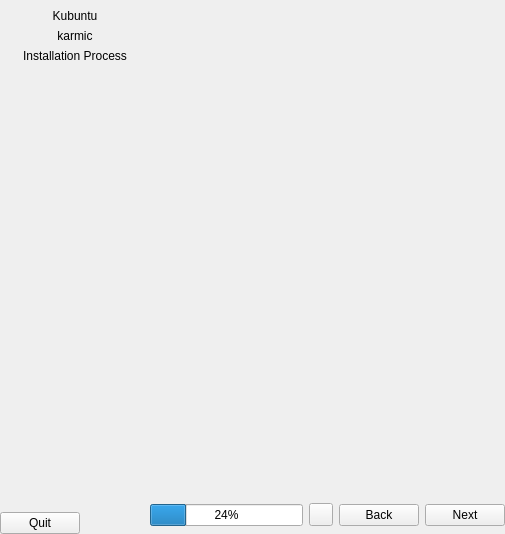
This is gui/qt/app.ui in chenhan1218/ubiquity as Qt 5 draws it before an edit. The edited form follows.
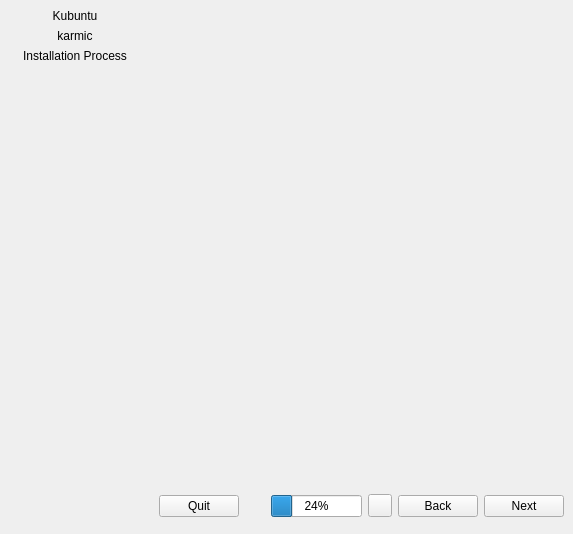
This is the edited form.

The edit to the form file:
```diff
--- a/gui/qt/app.ui
+++ b/gui/qt/app.ui
@@ -6,7 +6,7 @@
    <rect>
     <x>0</x>
     <y>0</y>
-    <width>505</width>
+    <width>573</width>
     <height>534</height>
    </rect>
   </property>
@@ -29,10 +29,34 @@
         <verstretch>0</verstretch>
        </sizepolicy>
       </property>
-      <layout class="QHBoxLayout" name="horizontalLayout">
-       <property name="margin">
-        <number>0</number>
-       </property>
+      <layout class="QHBoxLayout" name="horizontalLayout_8">
+       <item>
+        <layout class="QHBoxLayout" name="horizontalLayout_4">
+         <item>
+          <widget class="QPushButton" name="quit">
+           <property name="text">
+            <string>Quit</string>
+           </property>
+           <property name="autoDefault">
+            <bool>true</bool>
+           </property>
+          </widget>
+         </item>
+        </layout>
+       </item>
+       <item>
+        <spacer name="horizontalSpacer">
+         <property name="orientation">
+          <enum>Qt::Horizontal</enum>
+         </property>
+         <property name="sizeHint" stdset="0">
+          <size>
+           <width>40</width>
+           <height>20</height>
+          </size>
+         </property>
+        </spacer>
+       </item>
        <item>
         <widget class="QStackedWidget" name="progress_stack">
          <property name="sizePolicy">
@@ -224,29 +248,6 @@
           <property name="margin">
            <number>0</number>
           </property>
-          <item>
-           <widget class="QPushButton" name="quit">
-            <property name="text">
-             <string>Quit</string>
-            </property>
-            <property name="autoDefault">
-             <bool>true</bool>
-            </property>
-           </widget>
-          </item>
-          <item>
-           <spacer name="horizontalSpacer">
-            <property name="orientation">
-             <enum>Qt::Horizontal</enum>
-            </property>
-            <property name="sizeHint" stdset="0">
-             <size>
-              <width>40</width>
-              <height>20</height>
-             </size>
-            </property>
-           </spacer>
-          </item>
          </layout>
         </widget>
        </item>
```
